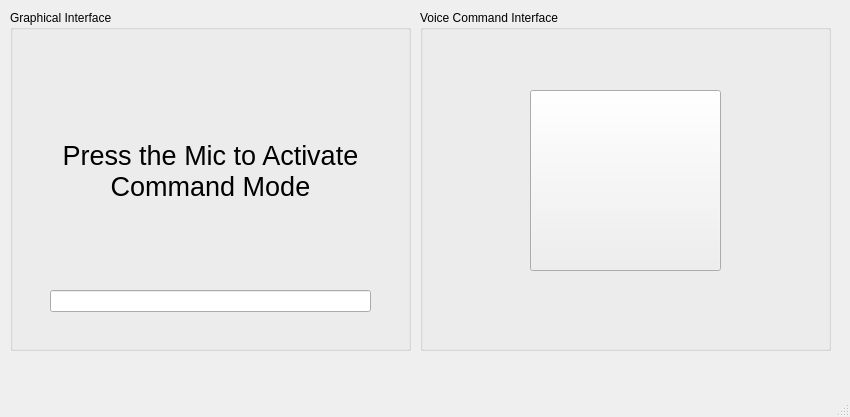
Before: the Qt Designer form main.ui in FalseG0d/Orchid, drawn with Qt 5.
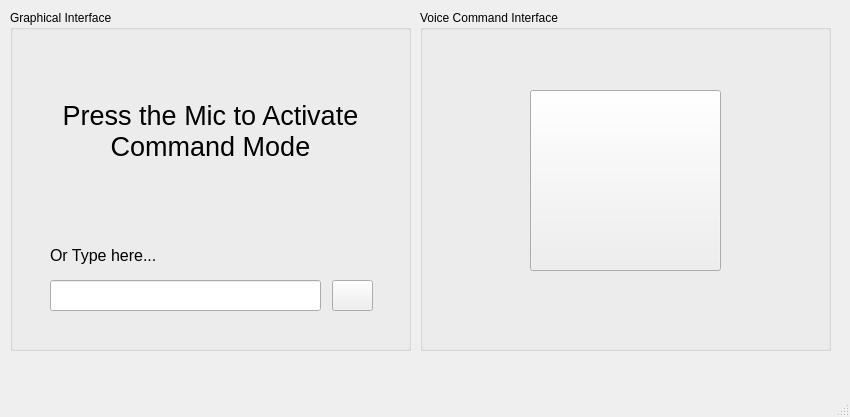
After: the same form once the commit is applied. Icons and pictures are not drawn.

```diff
--- a/main.ui
+++ b/main.ui
@@ -30,7 +30,7 @@
      <property name="geometry">
       <rect>
        <x>40</x>
-       <y>90</y>
+       <y>50</y>
        <width>321</width>
        <height>141</height>
       </rect>
@@ -57,12 +57,56 @@
      <property name="geometry">
       <rect>
        <x>40</x>
-       <y>280</y>
-       <width>321</width>
-       <height>22</height>
+       <y>270</y>
+       <width>271</width>
+       <height>31</height>
       </rect>
      </property>
     </widget>
+    <widget class="QLabel" name="label_2">
+     <property name="geometry">
+      <rect>
+       <x>40</x>
+       <y>230</y>
+       <width>151</width>
+       <height>31</height>
+      </rect>
+     </property>
+     <property name="font">
+      <font>
+       <pointsize>12</pointsize>
+      </font>
+     </property>
+     <property name="text">
+      <string>Or Type here...</string>
+     </property>
+     <property name="scaledContents">
+      <bool>true</bool>
+     </property>
+     <property name="alignment">
+      <set>Qt::AlignLeading|Qt::AlignLeft|Qt::AlignVCenter</set>
+     </property>
+     <property name="wordWrap">
+      <bool>true</bool>
+     </property>
+    </widget>
+    <widget class="QPushButton" name="pushButton_2">
+     <property name="geometry">
+      <rect>
+       <x>322</x>
+       <y>270</y>
+       <width>41</width>
+       <height>31</height>
+      </rect>
+     </property>
+     <property name="text">
+      <string/>
+     </property>
+     <property name="icon">
+      <iconset resource="photos.qrc">
+       <normaloff>:/icons/orchid.png</normaloff>:/icons/orchid.png</iconset>
+     </property>
+    </widget>
    </widget>
    <widget class="QGroupBox" name="groupBox_2">
     <property name="geometry">
```
Left out of the diff: 2 changed lines with no effect on the pictures.
